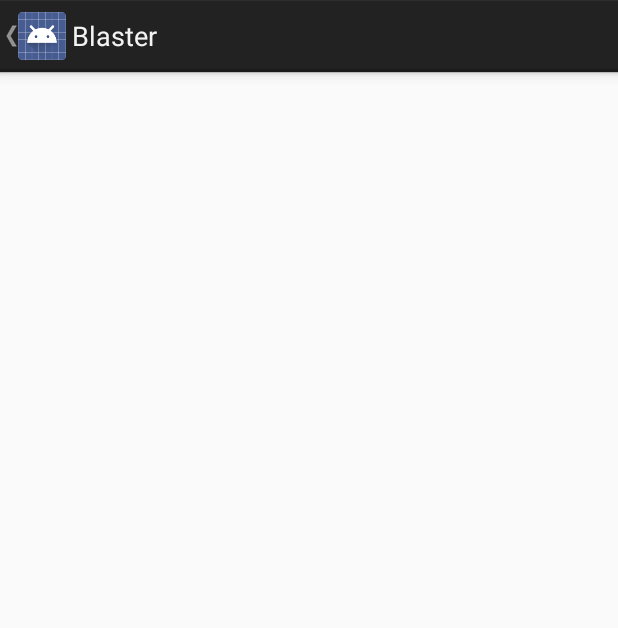
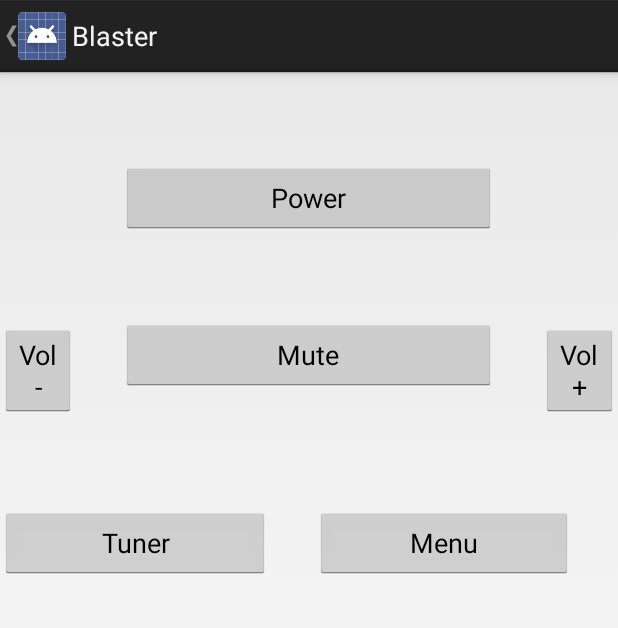
Before and after one commit to Eragon666/blaster, an Android app: the screen it shows after launch (SettingsActivity before the commit, RemoteActivity after it), after a tap on "Afstandsbediening", on a phone screen of 412 x 824 dp. Shown: the top 628 px of the screen. Run offline under Robolectric (Android 15) with nearby library versions, the phone set to English and light mode, and no system bars.

Commit message:
Remote is working, dummy remote on none samsung devices

```diff
--- a/Blaster/src/main/AndroidManifest.xml
+++ b/Blaster/src/main/AndroidManifest.xml
@@ -54,6 +54,13 @@
             </intent-filter>
         </activity>
         <activity
+            android:name=".RemoteActivity"
+            android:label="@string/app_name" >
+            <intent-filter>
+                <action android:name="android.intent.action.MAIN" />
+            </intent-filter>
+        </activity>
+        <activity
             android:name=".TvGuideActivity"
             android:label="@string/title_item_detail"
             android:parentActivityName=".ItemListActivity" >
--- a/Blaster/src/main/java/com/matthijsweb/blaster/MenuActivity.java
+++ b/Blaster/src/main/java/com/matthijsweb/blaster/MenuActivity.java
@@ -132,7 +132,7 @@ public class MenuActivity extends FragmentActivity
                 detailIntent.putExtra(TvGuideFragment.ARG_ITEM_ID, id);
                 startActivity(detailIntent);
             } else if (id.equals("2")) {
-                Intent detailIntent = new Intent(this, SettingsActivity.class);
+                Intent detailIntent = new Intent(this, RemoteActivity.class);
                 detailIntent.putExtra(TvGuideFragment.ARG_ITEM_ID, id);
                 startActivity(detailIntent);
             } else if (id.equals("3")) {
--- a/Blaster/src/main/java/com/matthijsweb/blaster/RemoteActivity.java
+++ b/Blaster/src/main/java/com/matthijsweb/blaster/RemoteActivity.java
@@ -4,32 +4,28 @@ import android.content.Intent;
 import android.os.Bundle;
 import android.support.v4.app.FragmentActivity;
 import android.support.v4.app.NavUtils;
+import android.util.SparseArray;
 import android.view.MenuItem;
+import android.view.View;
 
 /**
  * Created by Matthijs on 19-12-13.
  */
 public class RemoteActivity extends FragmentActivity{
     static final String TAG = "Blaster";
+    sendBlast blaster;
 
     @Override
     protected void onCreate(Bundle savedInstanceState) {
         super.onCreate(savedInstanceState);
-        setContentView(R.layout.tv_guide);
+        setContentView(R.layout.layout_remote);
+
+        blaster = new sendBlast(this);
+        blaster.irInit();
 
         getActionBar().setDisplayHomeAsUpEnabled(true);
 
-        if (savedInstanceState == null) {
-
-            Bundle arguments = new Bundle();
-            arguments.putString(TvGuideFragment.ARG_ITEM_ID,
-                    getIntent().getStringExtra(TvGuideFragment.ARG_ITEM_ID));
-            TvGuideFragment fragment = new TvGuideFragment();
-            fragment.setArguments(arguments);
-            getSupportFragmentManager().beginTransaction()
-                    .add(R.id.item_detail_container, fragment)
-                    .commit();
-        }
+        blaster.setButtons();
     }
 
     @Override
@@ -41,4 +37,8 @@ public class RemoteActivity extends FragmentActivity{
         }
         return super.onOptionsItemSelected(item);
     }
+
+    public void irSend(View view) {
+        blaster.irSend(view);
+    }
 }
--- a/Blaster/src/main/java/com/matthijsweb/blaster/sendBlast.java
+++ b/Blaster/src/main/java/com/matthijsweb/blaster/sendBlast.java
@@ -16,13 +16,51 @@ public class sendBlast {
     Method irWrite;
     SparseArray<String> irData;
     Context context;
+    // For phones without a IR blaster, just pretend you're sending something
+    Boolean dummy;
 
     public sendBlast(Context ctx) {
         context = ctx;
     }
 
+    public void setButtons() {
+        irData = new SparseArray<String>();
+        irData.put(
+                R.id.buttonPower,
+                hex2dec("0000 0073 0000 000c 0020 0020 0020 0020 0040 0020 0020 0020 0020 0020 0020 0020 0020 0020 0020 0020 0020 0040 0020 0020 0040 0020 0020 0cce "));
+        irData.put(
+                R.id.buttonVolDown,
+                hex2dec("0000 0073 0000 000c 0020 0020 0040 0020 0020 0020 0020 0020 0020 0020 0020 0020 0020 0020 0020 0040 0040 0020 0020 0020 0020 0040 0020 0cae"));
+        irData.put(
+                R.id.buttonMute,
+                hex2dec("0000 0073 0000 000c 0020 0020 0040 0020 0020 0020 0020 0020 0020 0020 0020 0020 0020 0020 0020 0020 0020 0040 0020 0020 0040 0040 0020 0cae"));
+        irData.put(
+                R.id.buttonVolUp,
+                hex2dec("0000 0073 0000 000c 0020 0020 0020 0020 0040 0020 0020 0020 0020 0020 0020 0020 0020 0020 0020 0040 0040 0020 0020 0020 0020 0020 0020 0cce"));
+        irData.put(
+                R.id.buttonTuner,
+                hex2dec("0000 0073 0000 000c 0020 0020 0020 0020 0040 0020 0020 0020 0020 0020 0020 0020 0020 0020 0020 0040 0040 0020 0020 0020 0020 0020 0020 0cce"));
+        irData.put(
+                R.id.buttonPhono,
+                hex2dec("0000 0073 0000 0020 0060 0020 0010 0010 0010 0010 0010 0020 0010 0020 0030 0020 0010 0010 0010 0010 0010 0010 0010 0010 0010 0010 0010 0010 0010 0010 0010 0010 0010 0010 0010 0010 0020 0010 0010 0010 0010 0010 0010 0010 0010 0010 0010 0010 0010 0010 0010 0020 0020 0020 0010 0010 0010 0010 0010 0010 0020 0020 0020 0020 0020 0020 0010 09AC"));
+        irData.put(
+                R.id.buttonCD,
+                hex2dec("0000 0073 0000 000c 0020 0020 0020 0020 0040 0020 0020 0020 0020 0020 0020 0020 0020 0020 0020 0040 0040 0020 0020 0020 0020 0020 0020 0cce"));
+        irData.put(
+                R.id.buttonAux,
+                hex2dec("0000 0073 0000 000c 0020 0020 0020 0020 0040 0020 0020 0020 0020 0020 0020 0020 0020 0020 0020 0040 0040 0020 0020 0020 0020 0020 0020 0cce"));
+    }
+
     public void irInit() {
+        try {
             irdaService = context.getSystemService("irda");
+            dummy = false;
+        } catch (Exception e) {
+            dummy = true;
+        }
+
+        try {
+
             Class c = irdaService.getClass();
             Class p[] = { String.class };
             try {
@@ -30,11 +68,13 @@ public class sendBlast {
             } catch (NoSuchMethodException e) {
                 e.printStackTrace();
             }
+        } catch (Exception e) {
+            dummy = true;
+        }
     }
 
     public void irSend(String data) {
-        //String data = irData.get(view.getId());
-        if (data != null) {
+        if (data != null && !dummy) {
             try {
                 irWrite.invoke(irdaService, data);
             } catch (IllegalArgumentException e) {
@@ -43,6 +83,24 @@ public class sendBlast {
                 e.printStackTrace();
             } catch (InvocationTargetException e) {
                 e.printStackTrace();
+            }
+        }
+    }
+
+    public void irSend(View view) {
+        if (!dummy) {
+            String data = irData.get(view.getId());
+            if (data != null) {
+                try {
+                    irWrite.invoke(irdaService, data);
+                    Log.i("Remote", "data" + data);
+                } catch (IllegalArgumentException e) {
+                    e.printStackTrace();
+                } catch (IllegalAccessException e) {
+                    e.printStackTrace();
+                } catch (InvocationTargetException e) {
+                    e.printStackTrace();
+                }
             }
         }
     }
--- /dev/null
+++ b/Blaster/src/main/res/layout/layout_remote.xml
@@ -0,0 +1,89 @@
+<?xml version="1.0" encoding="utf-8"?>
+
+<RelativeLayout xmlns:android="http://schemas.android.com/apk/res/android"
+    xmlns:tools="http://schemas.android.com/tools"
+    android:layout_width="match_parent"
+    android:layout_height="match_parent">
+
+    <Button
+        android:id="@+id/buttonPower"
+        android:layout_width="250dp"
+        android:layout_height="wrap_content"
+        android:layout_alignParentTop="true"
+        android:layout_centerHorizontal="true"
+        android:layout_marginTop="60dp"
+        android:onClick="irSend"
+        android:text="Power" />
+
+    <Button
+        android:id="@+id/buttonVolDown"
+        android:layout_width="250dp"
+        android:layout_height="wrap_content"
+        android:layout_below="@+id/buttonPower"
+        android:layout_toLeftOf="@+id/buttonPower"
+        android:layout_marginTop="60dp"
+        android:layout_marginRight="30dp"
+        android:onClick="irSend"
+        android:text="Vol-" />
+
+    <Button
+        android:id="@+id/buttonMute"
+        android:layout_width="250dp"
+        android:layout_height="wrap_content"
+        android:layout_alignBaseline="@+id/buttonVolDown"
+        android:layout_toRightOf="@+id/buttonVolDown"
+        android:layout_marginRight="30dp"
+        android:onClick="irSend"
+        android:text="Mute" />
+
+    <Button
+        android:id="@+id/buttonVolUp"
+        android:layout_width="250dp"
+        android:layout_height="wrap_content"
+        android:layout_alignBaseline="@+id/buttonMute"
+        android:layout_toRightOf="@+id/buttonMute"
+        android:onClick="irSend"
+        android:text="Vol+" />
+
+
+    <Button
+        android:id="@+id/buttonTuner"
+        android:layout_width="180dp"
+        android:layout_height="wrap_content"
+        android:layout_below="@+id/buttonVolDown"
+        android:layout_alignLeft="@+id/buttonVolDown"
+        android:layout_marginTop="60dp"
+        android:layout_marginRight="30dp"
+        android:onClick="irSend"
+        android:text="Tuner" />
+
+    <Button
+        android:id="@+id/buttonPhono"
+        android:layout_width="180dp"
+        android:layout_height="wrap_content"
+        android:layout_alignBaseline="@+id/buttonTuner"
+        android:layout_toRightOf="@+id/buttonTuner"
+        android:layout_marginRight="30dp"
+        android:onClick="irSend"
+        android:text="Menu" />
+
+    <Button
+        android:id="@+id/buttonAux"
+        android:layout_width="180dp"
+        android:layout_height="wrap_content"
+        android:layout_alignBaseline="@+id/buttonPhono"
+        android:layout_toRightOf="@+id/buttonPhono"
+        android:layout_marginRight="30dp"
+        android:onClick="irSend"
+        android:text="Aux" />
+
+    <Button
+        android:id="@+id/buttonCD"
+        android:layout_width="180dp"
+        android:layout_height="wrap_content"
+        android:layout_alignBaseline="@+id/buttonAux"
+        android:layout_toRightOf="@+id/buttonAux"
+        android:onClick="irSend"
+        android:text="CD" />
+
+</RelativeLayout>
```
Lines whose indentation alone changed are shown as unchanged.
